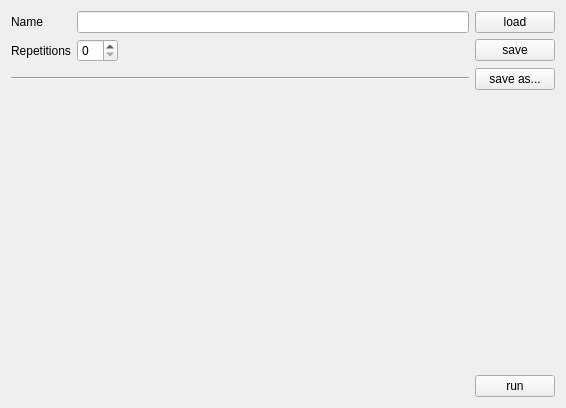
Old version of the form cedar/processing/gui/ExperimentDialog.ui in the repository cedar/cedar.
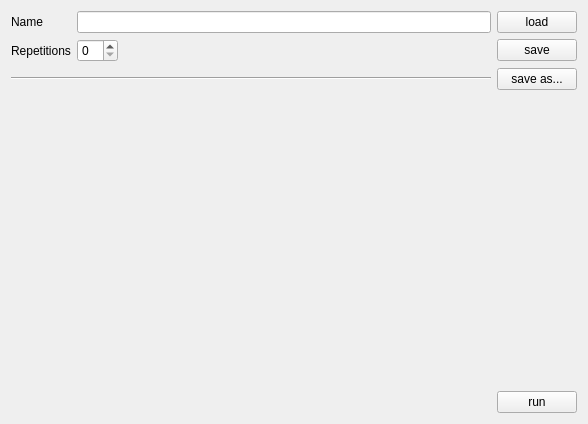
New version of the form.

Commit message: Add some Actions and Conditions

```diff
--- a/cedar/processing/gui/ExperimentDialog.ui
+++ b/cedar/processing/gui/ExperimentDialog.ui
@@ -6,8 +6,8 @@
    <rect>
     <x>0</x>
     <y>0</y>
-    <width>566</width>
-    <height>408</height>
+    <width>588</width>
+    <height>424</height>
    </rect>
   </property>
   <property name="windowTitle">
@@ -101,6 +101,9 @@
    <item row="0" column="2" colspan="4">
     <widget class="QLineEdit" name="nameEdit"/>
    </item>
+   <item row="3" column="1" colspan="5">
+    <layout class="QVBoxLayout" name="mActionSequences"/>
+   </item>
   </layout>
  </widget>
  <resources/>
```
The commit also changes 23 other files.
